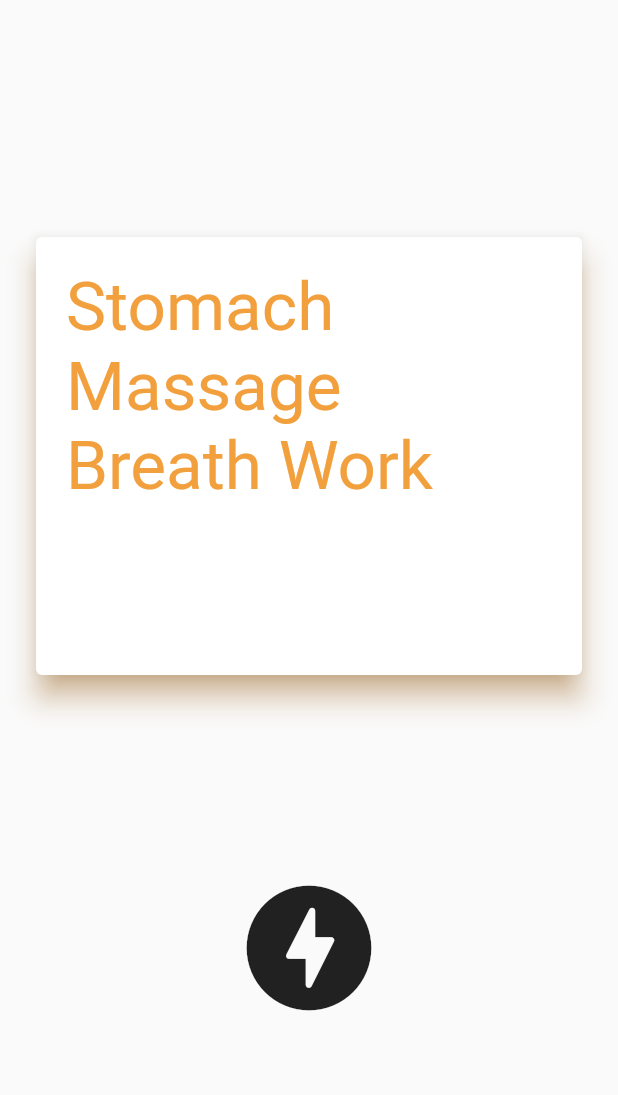
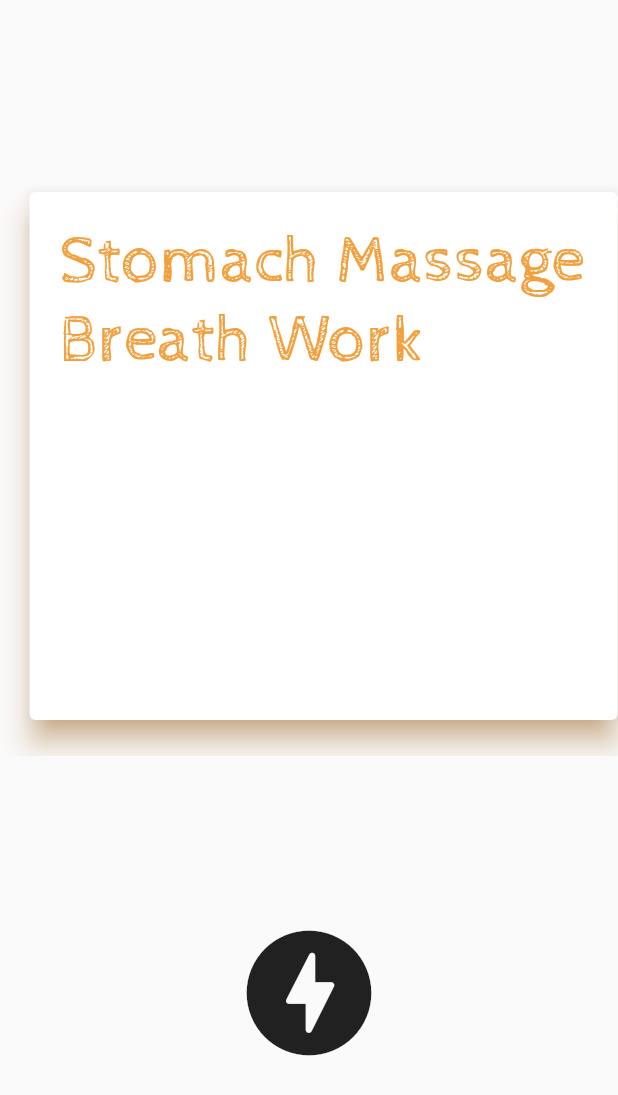
Before and after one commit to janarth10/freetime-flutter, a Flutter app: the screen it shows after launch, after a tap on the "offline bolt" icon, on a phone screen of 412 x 824 dp. Shown: the top 1095 px of the screen. Run offline on Flutter 3.47's test engine with Material 2 defaults, Android fonts, the phone set to English and light mode, and no system bars; Roboto replaces fonts that are missing (ZCOOLKuaiLe).

Commit message:
initial-roulette-animation

```diff
--- a/lib/main.dart
+++ b/lib/main.dart
@@ -21,53 +21,60 @@ class MyApp extends StatelessWidget {
   }
 }
 
-
 class FreeTime extends StatefulWidget {
   @override
   _FreeTimeState createState() => _FreeTimeState();
 }
 
-final activitiesList = [
-  'Meditate',
-  'Make Coffee',
-  'Quuick Lap Round Vic Park',
-  'Pulse Breath Work',
-  'Stomach Massage Breath Work',
-  'Box Breath Work',
-];
-final fontFamilies = [
-  'CabinSketch',
-  'Playball',
-  'CinzelDecorative',
-  'LobsterTwo',
-  'Monoton',
-  'MountainsofChristmas',
-  'PressStart2p',
-  'YeonSung',
-  'ZCOOLKuaiLe',
-];
+class _FreeTimeState extends State<FreeTime> {
+  String freeTimeChoice = activitiesList[0];
 
-Color hexToColor(String code) {
-  return new Color(int.parse(code.substring(1, 7), radix: 16) + 0xFF000000);
+  final ScrollController controller = ScrollController();
+
+  @override
+  Widget build(BuildContext context) {
+    return Column(
+      mainAxisSize: MainAxisSize.min,
+      children: <Widget>[
+        Container(
+          height: 400,
+          child: ListView.builder(
+            controller: controller,
+            scrollDirection: Axis.horizontal,
+            itemCount: activitiesList.length,
+            itemBuilder: (BuildContext context, int index) {
+              return SpareTimeCard(
+                activity: SpareTimeActivity(
+                    name: activitiesList[index],
+                    fontFamily: 'CabinSketch',
+                  )
+              );
+            }
+          )
+        ),
+        Padding(padding: EdgeInsets.only(top: 100.0)),
+        IconButton(
+          icon: const Icon(Icons.offline_bolt_rounded),
+          iconSize: 100,
+          tooltip: "Freetime Flutter Lottery!",
+          onPressed: () {
+            setState(() {
+              Random rnd = new Random();
+              int randInt = rnd.nextInt(activitiesList.length);
+
+              double scrollToOffset = calculateWidgetScrollOffset(randInt, controller.position.maxScrollExtent);
+              controller.animateTo(scrollToOffset, duration: Duration(seconds: 1), curve: Curves.easeIn);
+            });
+          },
+        ),
+      ],
+    );
+  }
 }
 
-class SpareTimeActivity {
-  const SpareTimeActivity({
-    @required this.name,
-    @required this.fontFamily,
-    this.colorCode = "#f2a03d",
-    // @required this.iconName,
-  });
-
-  final String name;
-  final String fontFamily;
-  final String colorCode;
-  // final String iconName;
-
-}
-
-// TODO: Won't need this until I implement the scrollable list view
-// List<SpareTimeActivity> getActivities() => activitiesList.map((x) => SpareTimeActivity(name: x)).toList();
+//
+//  Helper Classes
+//
 
 class SpareTimeCard extends StatelessWidget {
   const SpareTimeCard({@required this.activity});
@@ -99,39 +106,67 @@ class SpareTimeCard extends StatelessWidget {
   }
 }
 
-class _FreeTimeState extends State<FreeTime> {
-  String freeTimeChoice = activitiesList[0];
-  String randomFontFamily = fontFamilies[0];
+class SpareTimeActivity {
+  const SpareTimeActivity({
+    @required this.name,
+    @required this.fontFamily,
+    this.colorCode = "#f2a03d",
+    // @required this.iconName,
+  });
 
-  @override
-  Widget build(BuildContext context) {
-    return Column(
-      mainAxisSize: MainAxisSize.min,
-      children: <Widget>[
-        SpareTimeCard(
-          activity: SpareTimeActivity(
-              name: freeTimeChoice,
-              fontFamily: randomFontFamily,
-            )
-        ),
-        Padding(padding: EdgeInsets.only(top: 100.0)),
-        IconButton(
-          icon: const Icon(Icons.offline_bolt_rounded),
-          iconSize: 100,
-          tooltip: "Freetime Flutter Lottery!",
-          onPressed: () {
-            setState(() {
-              Random rnd = new Random();
+  final String name;
+  final String fontFamily;
+  final String colorCode;
+  // final String iconName;
 
-              freeTimeChoice = activitiesList[rnd.nextInt(activitiesList.length)];
-              randomFontFamily = fontFamilies[rnd.nextInt(fontFamilies.length)];
+}
 
-              print(freeTimeChoice);
-              print(randomFontFamily);
-            });
-          },
-        ),
-      ],
-    );
-  }
+//
+//  Helper Functions
+//
+
+Color hexToColor(String code) {
+  return new Color(int.parse(code.substring(1, 7), radix: 16) + 0xFF000000);
 }
+
+double calculateWidgetScrollOffset(int widgetIndex, double maxScrollOffset){
+  return widgetIndex * maxScrollOffset / (activitiesList.length - 1);
+}
+
+//
+//  Constants
+//
+
+final activitiesList = [
+  // Zen
+  'Clear Mind Meditation',
+  'Day Dream Meditation'
+  'Pulse Breath Work',
+  'Stomach Massage Breath Work',
+  'Box Breath Work',
+  // Mind
+  'Read, oh wise one',
+  'Audible at home',
+  'Brilliant.org',
+  'Brain dump writing',
+  'Write a post',
+  // The Great Outdoors
+  "Speedy lap round Vic' park",
+  "Coffee/Snack Drive",
+  // Chore or Challenge
+  'Vaccuum room and living room',
+  'Laundry',
+  'Cold shower',
+];
+
+final fontFamilies = [
+  'CabinSketch',
+  'Playball',
+  'CinzelDecorative',
+  'LobsterTwo',
+  'Monoton',
+  'MountainsofChristmas',
+  'PressStart2p',
+  'YeonSung',
+  'ZCOOLKuaiLe',
+];
```
